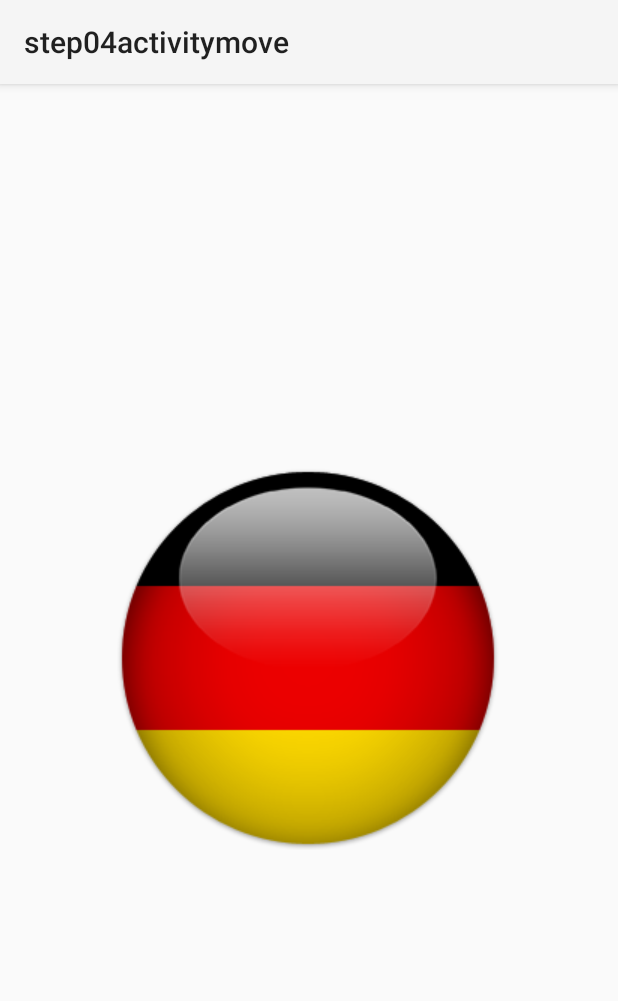
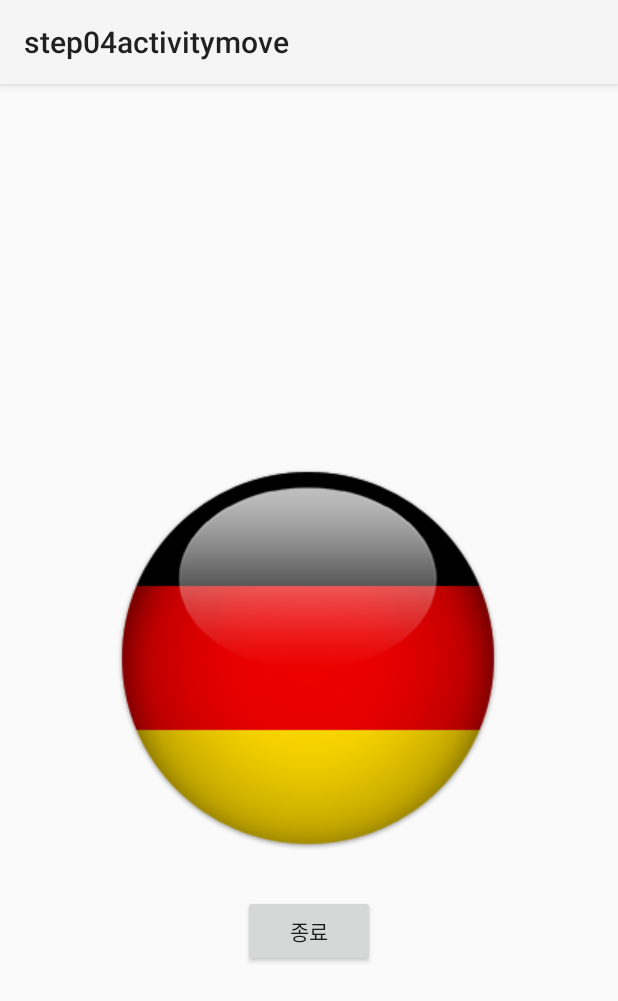
Before and after one commit to SY58/2210_Android, an Android app: the GermanActivity screen opened directly, with no data from a screen before it, on a phone screen of 412 x 824 dp. Shown: the top 1001 px of the screen. Run offline under Robolectric (Android 15) with nearby library versions, the light colour scheme and no system bars.

Commit message:
step04activitymove 에 activity 종료 버튼 구현

```diff
--- a/build.gradle
+++ b/build.gradle
@@ -2,4 +2,5 @@
 plugins {
     id 'com.android.application' version '7.3.1' apply false
     id 'com.android.library' version '7.3.1' apply false
+    id 'org.jetbrains.kotlin.jvm' version '1.7.20' apply false
 }
--- a/settings.gradle
+++ b/settings.gradle
@@ -18,3 +18,4 @@ include ':step01activity2'
 include ':step02layout'
 include ':step03view'
 include ':step04activitymove'
+include ':kotlin_test'
--- a/step04activitymove/src/main/java/com/example/step04activitymove/GermanActivity.java
+++ b/step04activitymove/src/main/java/com/example/step04activitymove/GermanActivity.java
@@ -1,6 +1,7 @@
 package com.example.step04activitymove;
 
 import android.os.Bundle;
+import android.view.View;
 
 import androidx.appcompat.app.AppCompatActivity;
 
@@ -10,5 +11,24 @@ public class GermanActivity extends AppCompatActivity {
     protected void onCreate(Bundle savedInstanceState) {
         super.onCreate(savedInstanceState);
         setContentView(R.layout.activity_german);
+        /*
+        //익명 클래스를 이용해서 View.OnClickListener type의 참조값 얻어내기
+        View.OnClickListener listener= new View.OnClickListener() {
+            @Override
+            public void onClick(View view) {
+                finish();
+            }
+        };
+        //리스너 등록하기
+        findViewById(R.id.finishBtn).setOnClickListener(listener);
+         */
+
+        //위의 코드를 좀더 줄이면...
+        findViewById(R.id.finishBtn).setOnClickListener(new View.OnClickListener() {
+            @Override
+            public void onClick(View view) {
+                finish();
+            }
+        });
     }
 }
--- a/step04activitymove/src/main/res/layout/activity_german.xml
+++ b/step04activitymove/src/main/res/layout/activity_german.xml
@@ -17,4 +17,15 @@
         app:layout_constraintTop_toTopOf="parent"
         app:layout_constraintVertical_bias="0.498"
         app:srcCompat="@drawable/germany" />
+
+    <!-- UI에 부여하는 아이디는 하나의 View(하나의 화면)에서만 유일하면 된다. -->
+    <Button
+        android:id="@+id/finishBtn"
+        android:layout_width="wrap_content"
+        android:layout_height="wrap_content"
+        android:layout_marginTop="30dp"
+        android:text="종료"
+        app:layout_constraintEnd_toEndOf="parent"
+        app:layout_constraintStart_toStartOf="parent"
+        app:layout_constraintTop_toBottomOf="@+id/imageView2" />
 </androidx.constraintlayout.widget.ConstraintLayout>
```
Also changed, not shown: step04activitymove/src/main/java/com/example/step04activitymove/CanadaActivity.java (+9 -4 lines), step04activitymove/src/main/res/layout/activity_canada.xml (+10 -0 lines).
